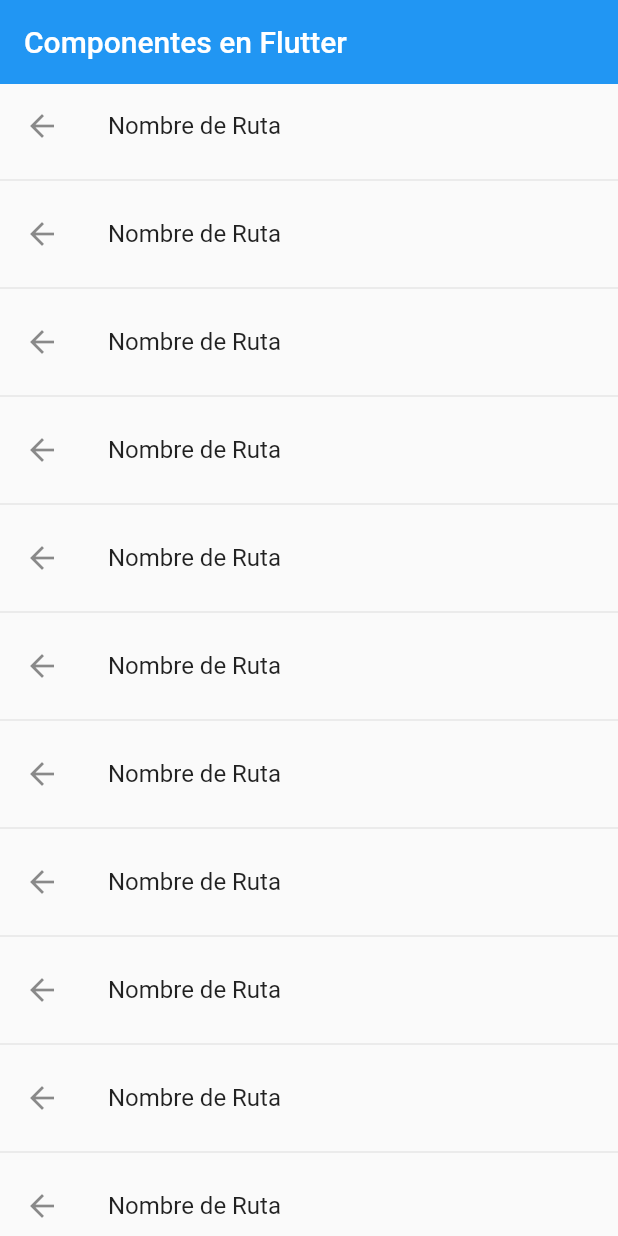
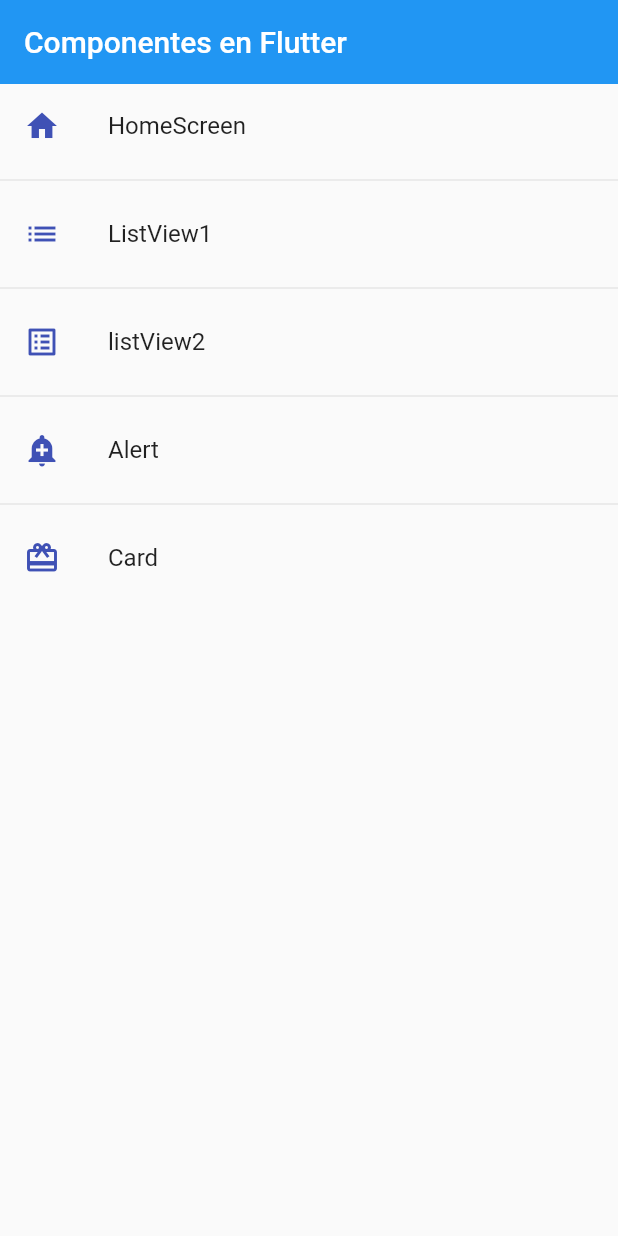
Before and after one commit to AlphaFG00/Fluter_ReCheck, a Flutter app: the screen it shows after launch, on a phone screen of 412 x 824 dp. Run offline on Flutter 3.47's test engine with Material 2 defaults, Android fonts, the phone set to English and light mode, and no system bars.

Commit message:
Route list screen optimization done
Model and home page screen conected and working!

```diff
--- a/flutter_application_2/lib/main.dart
+++ b/flutter_application_2/lib/main.dart
@@ -11,7 +11,7 @@ class MyApp extends StatelessWidget {
         title: 'Material App',
         initialRoute: AppRoutes.initialRoute,
         //Rutas Optimizadas:
-        routes: AppRoutes.routes,
+        routes: AppRoutes.getAppRoutes(),
         //trabajar con rutas dinamicas, como un 404
         onGenerateRoute: AppRoutes.onGenerateRoute);
   }
--- a/flutter_application_2/lib/routes/app_routes.dart
+++ b/flutter_application_2/lib/routes/app_routes.dart
@@ -1,19 +1,53 @@
+import 'package:flutter/material.dart';
+
+import 'package:flutter_application_2/models/models.dart';
 //Definicion de Rutas
-import 'package:flutter/material.dart';
 import 'package:flutter_application_2/screens/screens.dart';
 
 class AppRoutes {
   static const initialRoute = 'home';
 
+  static final menuOptions = <MenuOption>[
+    MenuOption(
+      route: 'home',
+      name: 'HomeScreen',
+      screen: const HomeScreen(),
+      icon: Icons.home,
+    ),
+    MenuOption(
+        route: 'listView1',
+        name: 'ListView1',
+        screen: const ListView1Screen(),
+        icon: Icons.list),
+    MenuOption(
+        route: 'listView12',
+        name: 'listView2',
+        screen: const ListView2Screen(),
+        icon: Icons.list_alt),
+    MenuOption(
+        route: 'alert',
+        name: 'Alert',
+        screen: const AlertScreen(),
+        icon: Icons.add_alert),
+    MenuOption(
+      route: 'card',
+      name: 'Card',
+      screen: const CardScreen(),
+      icon: Icons.card_giftcard,
+    ),
+  ];
+
   //rutas existentes
 
-  static Map<String, Widget Function(BuildContext)> routes = {
-    'home': (BuildContext context) => const HomeScreen(),
-    'listview1': (BuildContext context) => const ListView1Screen(),
-    'listview2': (BuildContext context) => const ListView2Screen(),
-    'alert': (BuildContext context) => const AlertScreen(),
-    'card': (BuildContext context) => const CardScreen(),
-  };
+  static Map<String, Widget Function(BuildContext)> getAppRoutes() {
+    //recibes un string con un key de tipo widget con toda su informacion
+    Map<String, Widget Function(BuildContext)> appRoutes = {};
+    for (final option in menuOptions) {
+      appRoutes.addAll({option.route: (BuildContext context) => option.screen});
+    }
+
+    return appRoutes;
+  }
 
   //rutas dinamicas
   static Route<dynamic> onGenerateRoute(RouteSettings settings) {
--- a/flutter_application_2/lib/screens/home_screen.dart
+++ b/flutter_application_2/lib/screens/home_screen.dart
@@ -1,4 +1,5 @@
 import 'package:flutter/material.dart';
+import 'package:flutter_application_2/routes/app_routes.dart';
 import 'package:flutter_application_2/screens/screens.dart';
 
 class HomeScreen extends StatelessWidget {
@@ -6,6 +7,8 @@ class HomeScreen extends StatelessWidget {
 
   @override
   Widget build(BuildContext context) {
+    final menuOptions = AppRoutes.menuOptions;
+
     return Scaffold(
         appBar: AppBar(
           elevation: 0,
@@ -13,8 +16,8 @@ class HomeScreen extends StatelessWidget {
         ),
         body: ListView.separated(
             itemBuilder: (context, index) => ListTile(
-                  title: const Text('Nombre de Ruta'),
-                  leading: const Icon(Icons.arrow_back),
+                  title: Text(menuOptions[index].name),
+                  leading: Icon(menuOptions[index].icon, color: Colors.indigo),
                   onTap: () {
                     //implementando la navegacion manera 1
                     /*
@@ -23,10 +26,10 @@ class HomeScreen extends StatelessWidget {
                     //push replacement destruye la ruta anterior
 
                     Navigator.pushReplacement(context, route);*/
-                    Navigator.pushNamed(context, 'card2');
+                    Navigator.pushNamed(context, menuOptions[index].route);
                   },
                 ),
             separatorBuilder: (_, ___) => const Divider(),
-            itemCount: 100));
+            itemCount: menuOptions.length));
   }
 }
```
Also changed, not shown: flutter_application_2/lib/models/menu_option.dart (+6 -11 lines).
